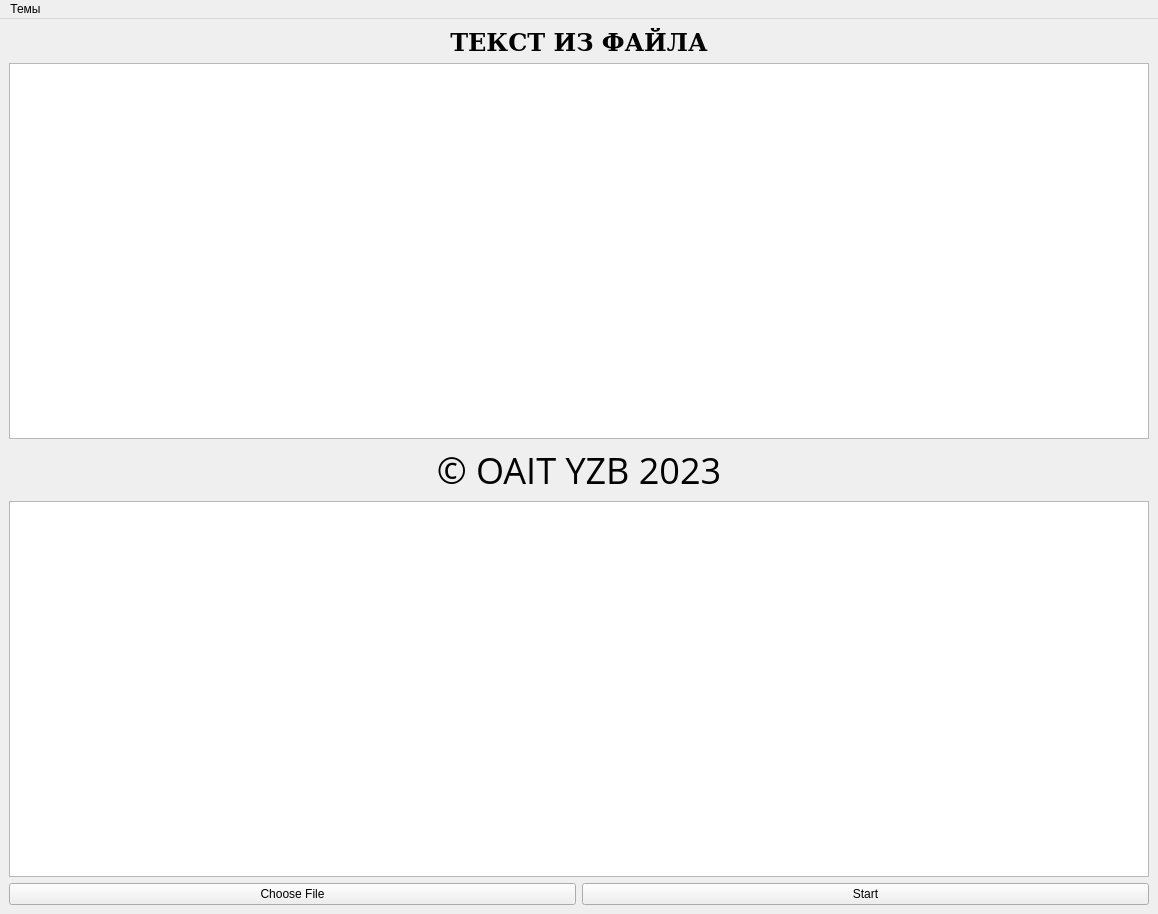
The window that GUI/MainWindow2.ui (socloseeee/FileParserChatGPT) describes before a commit, drawn with Qt 5.
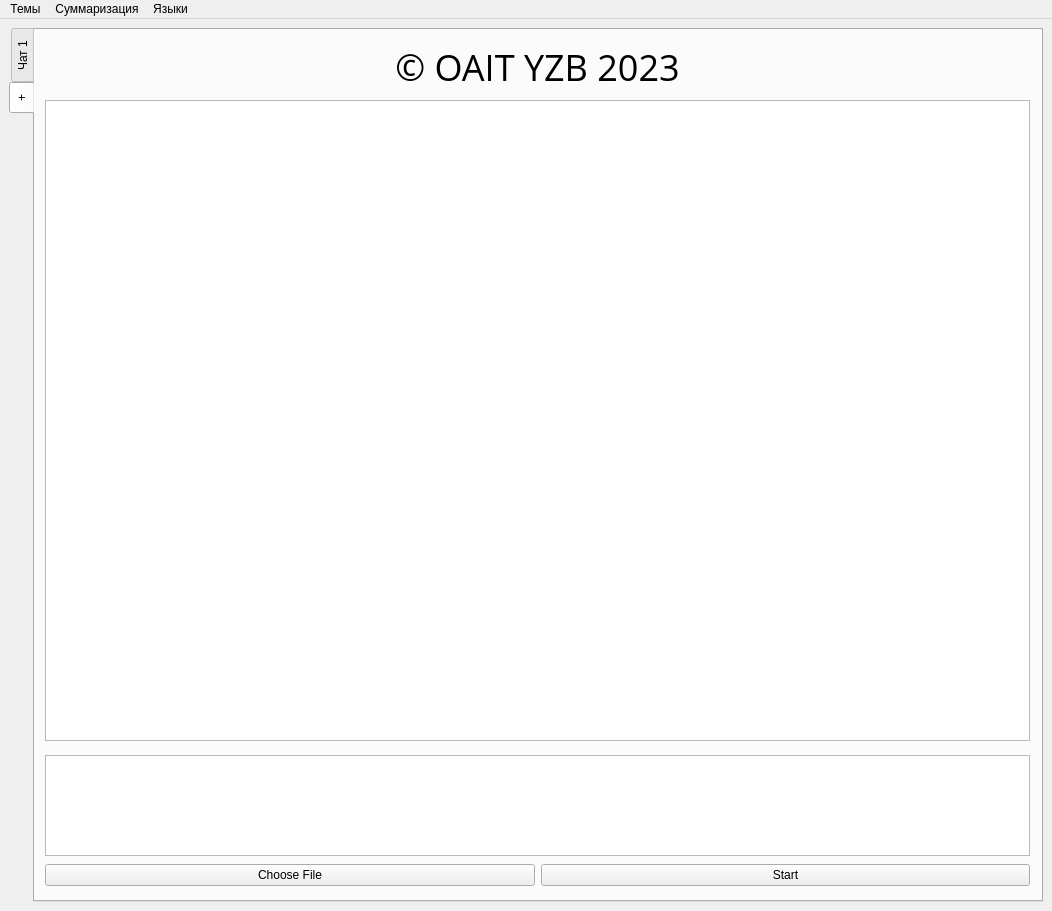
The same window after the commit. The open tabs and pages were chosen to show the change.

```diff
--- a/GUI/MainWindow2.ui
+++ b/GUI/MainWindow2.ui
@@ -9,8 +9,8 @@
    <rect>
     <x>0</x>
     <y>0</y>
-    <width>1158</width>
-    <height>914</height>
+    <width>1052</width>
+    <height>911</height>
    </rect>
   </property>
   <property name="windowTitle">
@@ -26,49 +26,20 @@
    <enum>QTabWidget::Rounded</enum>
   </property>
   <widget class="QWidget" name="centralwidget">
-   <layout class="QVBoxLayout" name="verticalLayout_2">
+   <layout class="QVBoxLayout" name="verticalLayout_8">
     <item>
-     <layout class="QHBoxLayout" name="horizontalLayout_3">
-      <item>
-       <widget class="QLabel" name="label_2">
-        <property name="sizePolicy">
-         <sizepolicy hsizetype="Expanding" vsizetype="Preferred">
-          <horstretch>0</horstretch>
-          <verstretch>0</verstretch>
-         </sizepolicy>
-        </property>
-        <property name="font">
-         <font>
-          <family>DejaVu Serif</family>
-          <pointsize>18</pointsize>
-          <weight>75</weight>
-          <italic>false</italic>
-          <bold>true</bold>
-         </font>
-        </property>
-        <property name="text">
-         <string>ТЕКСТ ИЗ ФАЙЛА</string>
-        </property>
-        <property name="alignment">
-         <set>Qt::AlignCenter</set>
-        </property>
-       </widget>
-      </item>
-     </layout>
-    </item>
-    <item>
-     <layout class="QHBoxLayout" name="horizontalLayout_2">
-      <item>
-       <widget class="QTextEdit" name="textEdit">
-        <property name="font">
-         <font>
-          <pointsize>9</pointsize>
-         </font>
-        </property>
-       </widget>
-      </item>
-     </layout>
-    </item>
+     <widget class="QTabWidget" name="tabWidget">
+      <property name="tabPosition">
+       <enum>QTabWidget::West</enum>
+      </property>
+      <property name="currentIndex">
+       <number>0</number>
+      </property>
+      <widget class="QWidget" name="tab">
+       <attribute name="title">
+        <string>Чат 1</string>
+       </attribute>
+       <layout class="QVBoxLayout" name="verticalLayout_3">
     <item>
      <layout class="QVBoxLayout" name="verticalLayout">
       <item>
@@ -100,12 +71,32 @@
      </layout>
     </item>
     <item>
-     <layout class="QHBoxLayout" name="horizontalLayout_21">
+         <layout class="QVBoxLayout" name="verticalLayout_2">
+          <item>
+           <widget class="QTextEdit" name="textEdit">
+            <property name="font">
+             <font>
+              <pointsize>9</pointsize>
+             </font>
+            </property>
+           </widget>
+          </item>
+         </layout>
+        </item>
+        <item>
+         <layout class="QVBoxLayout" name="verticalLayout_4">
       <property name="sizeConstraint">
        <enum>QLayout::SetDefaultConstraint</enum>
       </property>
       <item>
-       <widget class="QTextEdit" name="textEdit_2"/>
+           <widget class="QTextEdit" name="textEdit_2">
+            <property name="sizePolicy">
+             <sizepolicy hsizetype="Expanding" vsizetype="Preferred">
+              <horstretch>0</horstretch>
+              <verstretch>0</verstretch>
+             </sizepolicy>
+            </property>
+           </widget>
       </item>
      </layout>
     </item>
@@ -141,12 +132,136 @@
     </item>
    </layout>
   </widget>
+      <widget class="QWidget" name="tab_2">
+       <attribute name="title">
+        <string>+</string>
+       </attribute>
+       <widget class="QWidget" name="horizontalLayoutWidget_21">
+        <property name="geometry">
+         <rect>
+          <x>10</x>
+          <y>725</y>
+          <width>985</width>
+          <height>101</height>
+         </rect>
+        </property>
+        <layout class="QVBoxLayout" name="verticalLayout_5">
+         <property name="sizeConstraint">
+          <enum>QLayout::SetDefaultConstraint</enum>
+         </property>
+         <item>
+          <widget class="QTextEdit" name="textEdit_3"/>
+         </item>
+        </layout>
+       </widget>
+       <widget class="QWidget" name="horizontalLayoutWidget_3">
+        <property name="geometry">
+         <rect>
+          <x>10</x>
+          <y>70</y>
+          <width>985</width>
+          <height>641</height>
+         </rect>
+        </property>
+        <layout class="QVBoxLayout" name="verticalLayout_6">
+         <item>
+          <widget class="QTextEdit" name="textEdit_4">
+           <property name="font">
+            <font>
+             <pointsize>9</pointsize>
+            </font>
+           </property>
+          </widget>
+         </item>
+        </layout>
+       </widget>
+       <widget class="QWidget" name="verticalLayoutWidget_2">
+        <property name="geometry">
+         <rect>
+          <x>10</x>
+          <y>10</y>
+          <width>985</width>
+          <height>54</height>
+         </rect>
+        </property>
+        <layout class="QVBoxLayout" name="verticalLayout_7">
+         <item>
+          <layout class="QHBoxLayout" name="horizontalLayout_13">
+           <item>
+            <widget class="QLabel" name="label_5">
+             <property name="sizePolicy">
+              <sizepolicy hsizetype="Expanding" vsizetype="Preferred">
+               <horstretch>0</horstretch>
+               <verstretch>0</verstretch>
+              </sizepolicy>
+             </property>
+             <property name="font">
+              <font>
+               <family>Open Sans</family>
+               <pointsize>27</pointsize>
+              </font>
+             </property>
+             <property name="text">
+              <string>© OAIT YZB 2023</string>
+             </property>
+             <property name="alignment">
+              <set>Qt::AlignCenter</set>
+             </property>
+            </widget>
+           </item>
+          </layout>
+         </item>
+        </layout>
+       </widget>
+       <widget class="QWidget" name="horizontalLayoutWidget_4">
+        <property name="geometry">
+         <rect>
+          <x>10</x>
+          <y>832</y>
+          <width>985</width>
+          <height>27</height>
+         </rect>
+        </property>
+        <layout class="QHBoxLayout" name="horizontalLayout_3">
+         <item>
+          <widget class="QPushButton" name="pushButton_3">
+           <property name="sizePolicy">
+            <sizepolicy hsizetype="Expanding" vsizetype="Fixed">
+             <horstretch>0</horstretch>
+             <verstretch>0</verstretch>
+            </sizepolicy>
+           </property>
+           <property name="text">
+            <string>Choose File</string>
+           </property>
+          </widget>
+         </item>
+         <item>
+          <widget class="QPushButton" name="pushButton_4">
+           <property name="sizePolicy">
+            <sizepolicy hsizetype="Expanding" vsizetype="Fixed">
+             <horstretch>0</horstretch>
+             <verstretch>0</verstretch>
+            </sizepolicy>
+           </property>
+           <property name="text">
+            <string>Start</string>
+           </property>
+          </widget>
+         </item>
+        </layout>
+       </widget>
+      </widget>
+     </widget>
+    </item>
+   </layout>
+  </widget>
   <widget class="QMenuBar" name="menuBar">
    <property name="geometry">
     <rect>
      <x>0</x>
      <y>0</y>
-     <width>1158</width>
+     <width>1052</width>
      <height>22</height>
     </rect>
    </property>
@@ -155,7 +270,19 @@
      <string>Темы</string>
     </property>
    </widget>
+   <widget class="QMenu" name="menu_2">
+    <property name="title">
+     <string>Языки</string>
+    </property>
+   </widget>
+   <widget class="QMenu" name="menu_3">
+    <property name="title">
+     <string>Суммаризация</string>
+    </property>
+   </widget>
    <addaction name="menu"/>
+   <addaction name="menu_3"/>
+   <addaction name="menu_2"/>
   </widget>
  </widget>
  <resources/>
```
Lines whose indentation alone changed are shown as unchanged.
